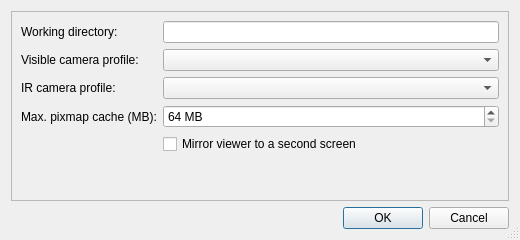
This is papyri/ui/settings_dialog.ui in cceh/byzanz-capture as Qt 5 draws it before an edit. The edited form follows.
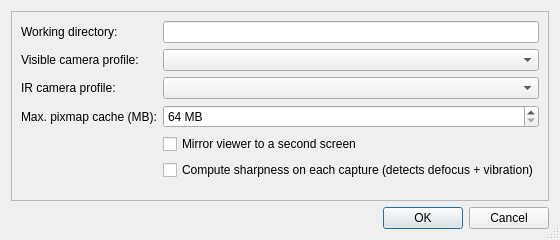
This is the edited form.

Commit message: add sharpness check

```diff
--- a/papyri/ui/settings_dialog.ui
+++ b/papyri/ui/settings_dialog.ui
@@ -104,6 +104,16 @@
         </property>
        </widget>
       </item>
+      <item row="5" column="1">
+       <widget class="QCheckBox" name="enableSharpnessCheckCheckbox">
+        <property name="toolTip">
+         <string>Compute a Laplace-variance sharpness metric on every loaded capture. Adds ~300 ms to first-time loads of each image; cached afterward.</string>
+        </property>
+        <property name="text">
+         <string>Compute sharpness on each capture (detects defocus + vibration)</string>
+        </property>
+       </widget>
+      </item>
      </layout>
     </widget>
    </item>
```
The commit also changes 5 other files.
